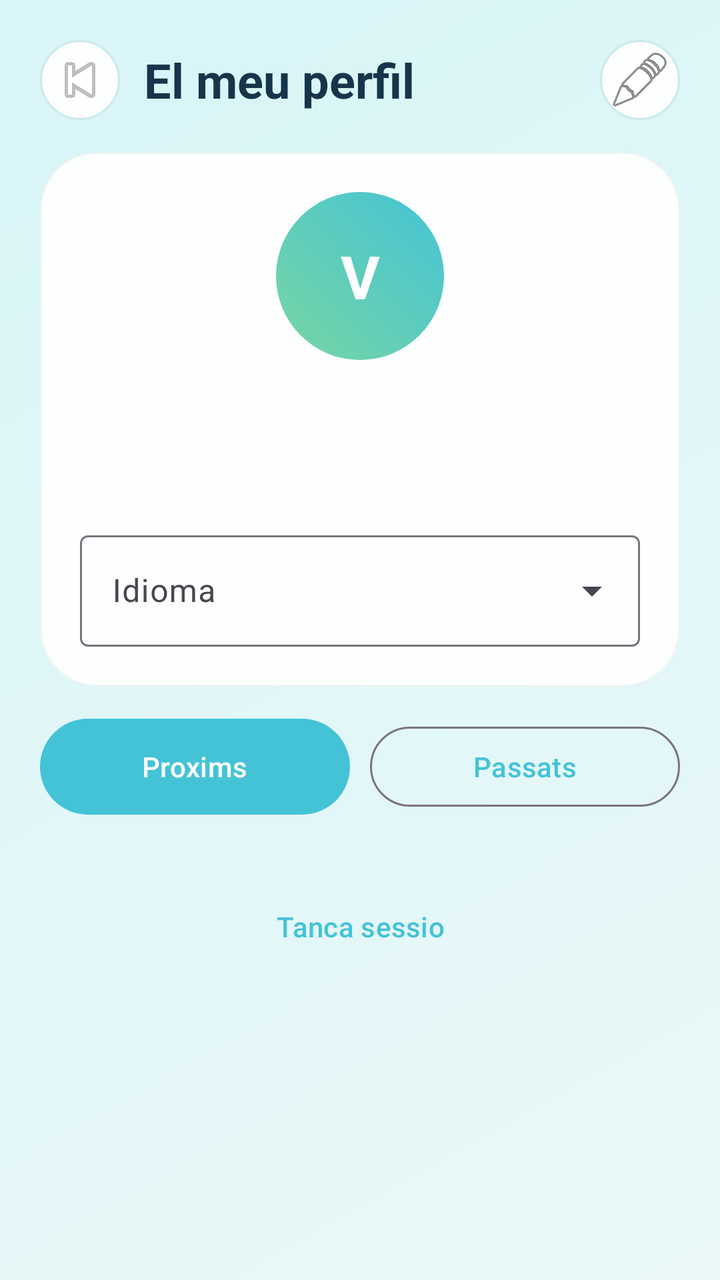
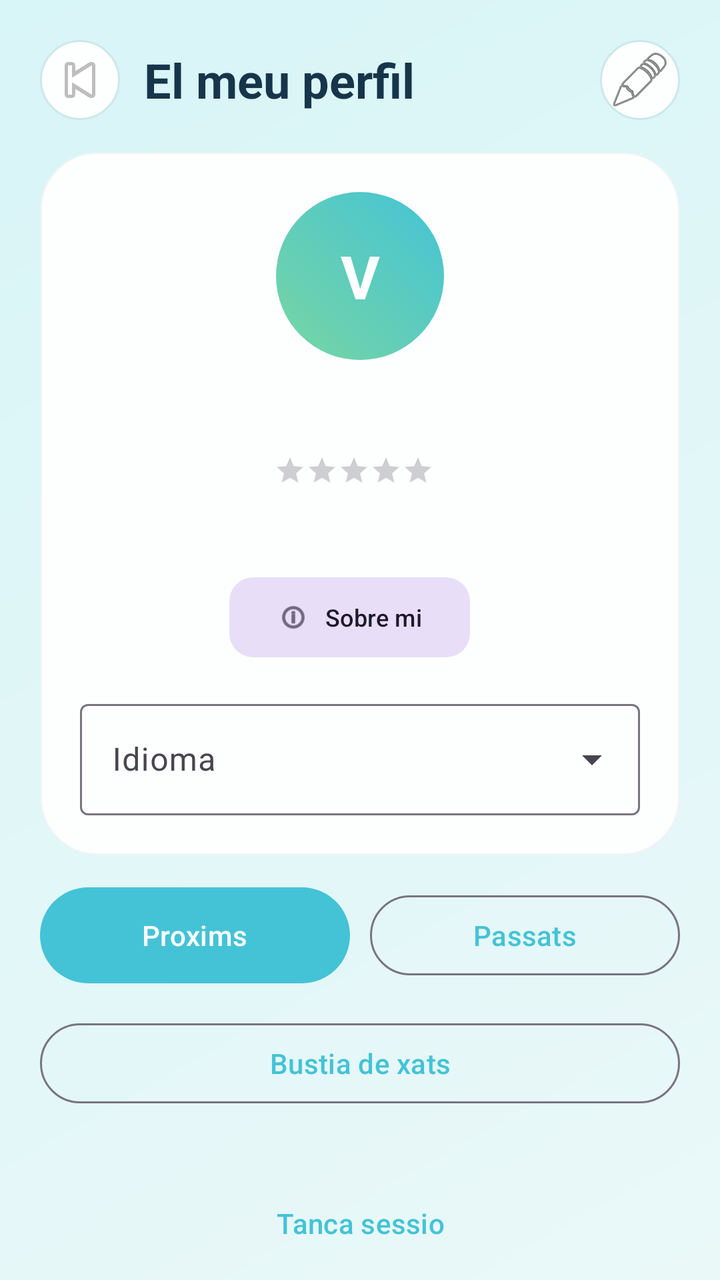

Two renders of the same Android screen: before a commit and after it. Below are the layout's source before the change and the commit's diff.
<!-- AndroidManifest.xml: application theme Theme.ViBaCar -->
<!-- res/layout/activity_perfil.xml -->
<?xml version="1.0" encoding="utf-8"?>
<androidx.core.widget.NestedScrollView xmlns:android="http://schemas.android.com/apk/res/android"
    xmlns:app="http://schemas.android.com/apk/res-auto"
    android:layout_width="match_parent"
    android:layout_height="match_parent"
    android:background="@drawable/fons_pantalla"
    android:fillViewport="true">

    <LinearLayout
        android:layout_width="match_parent"
        android:layout_height="wrap_content"
        android:orientation="vertical"
        android:padding="20dp">

        <LinearLayout
            android:layout_width="match_parent"
            android:layout_height="wrap_content"
            android:gravity="center_vertical"
            android:orientation="horizontal">

            <ImageButton
                android:id="@+id/botoEnrere"
                android:layout_width="40dp"
                android:layout_height="40dp"
                android:background="@drawable/fons_capsula"
                android:contentDescription="@string/boto_enrere"
                android:padding="10dp"
                android:src="@android:drawable/ic_media_previous" />

            <TextView
                android:layout_width="0dp"
                android:layout_height="wrap_content"
                android:layout_marginStart="12dp"
                android:layout_weight="1"
                android:text="@string/perfil_titol"
                android:textColor="@color/color_text_principal"
                android:textSize="24sp"
                android:textStyle="bold" />

            <ImageButton
                android:id="@+id/botoEditarPerfil"
                android:layout_width="40dp"
                android:layout_height="40dp"
                android:background="@drawable/fons_capsula"
                android:contentDescription="@string/boto_editar_perfil"
                android:padding="10dp"
                android:src="@android:drawable/ic_menu_edit" />
        </LinearLayout>

        <LinearLayout
            android:layout_width="match_parent"
            android:layout_height="wrap_content"
            android:layout_marginTop="16dp"
            android:background="@drawable/fons_targeta"
            android:elevation="8dp"
            android:orientation="vertical"
            android:padding="20dp">

            <FrameLayout
                android:layout_width="84dp"
                android:layout_height="84dp"
                android:layout_gravity="center_horizontal">

                <com.google.android.material.imageview.ShapeableImageView
                    android:id="@+id/imatgePerfil"
                    android:layout_width="match_parent"
                    android:layout_height="match_parent"
                    android:scaleType="centerCrop"
                    android:visibility="gone"
                    app:shapeAppearanceOverlay="@style/FormaAvatarCercle" />

                <TextView
                    android:id="@+id/txtInicialAvatar"
                    android:layout_width="match_parent"
                    android:layout_height="match_parent"
                    android:background="@drawable/fons_avatar"
                    android:gravity="center"
                    android:text="V"
                    android:textColor="@color/color_text_clar"
                    android:textSize="30sp"
                    android:textStyle="bold" />
            </FrameLayout>

            <TextView
                android:id="@+id/txtNom"
                android:layout_width="match_parent"
                android:layout_height="wrap_content"
                android:layout_marginTop="12dp"
                android:gravity="center"
                android:textColor="@color/color_text_principal"
                android:textSize="22sp"
                android:textStyle="bold" />

            <TextView
                android:id="@+id/txtDades"
                android:layout_width="match_parent"
                android:layout_height="wrap_content"
                android:layout_marginTop="8dp"
                android:gravity="center"
                android:textColor="@color/color_text_secundari" />

            <com.google.android.material.textfield.TextInputLayout
                style="@style/Widget.Material3.TextInputLayout.OutlinedBox.ExposedDropdownMenu"
                android:layout_width="match_parent"
                android:layout_height="wrap_content"
                android:layout_marginTop="14dp"
                android:hint="@string/selecciona_idioma">

                <com.google.android.material.textfield.MaterialAutoCompleteTextView
                    android:id="@+id/campIdioma"
                    android:layout_width="match_parent"
                    android:layout_height="wrap_content"
                    android:inputType="none" />
            </com.google.android.material.textfield.TextInputLayout>
        </LinearLayout>

        <LinearLayout
            android:layout_width="match_parent"
            android:layout_height="wrap_content"
            android:layout_marginTop="16dp"
            android:gravity="center"
            android:orientation="horizontal">

            <com.google.android.material.button.MaterialButton
                android:id="@+id/botoProxims"
                android:layout_width="0dp"
                android:layout_height="wrap_content"
                android:layout_weight="1"
                android:background="@drawable/fons_boto_principal"
                android:text="@string/perfil_proxims"
                android:textColor="@color/color_text_clar" />

            <Space
                android:layout_width="10dp"
                android:layout_height="1dp" />

            <com.google.android.material.button.MaterialButton
                android:id="@+id/botoPassats"
                style="@style/Widget.Material3.Button.OutlinedButton"
                android:layout_width="0dp"
                android:layout_height="wrap_content"
                android:layout_weight="1"
                android:text="@string/perfil_passats" />
        </LinearLayout>

        <androidx.recyclerview.widget.RecyclerView
            android:id="@+id/llistaReserves"
            android:layout_width="match_parent"
            android:layout_height="wrap_content"
            android:layout_marginTop="16dp"
            android:nestedScrollingEnabled="false" />

        <TextView
            android:id="@+id/txtBuit"
            android:layout_width="match_parent"
            android:layout_height="wrap_content"
            android:gravity="center"
            android:text="@string/perfil_cap_element"
            android:textColor="@color/color_text_secundari"
            android:visibility="gone" />

        <com.google.android.material.button.MaterialButton
            android:id="@+id/botoTancarSessio"
            style="@style/Widget.Material3.Button.TextButton"
            android:layout_width="wrap_content"
            android:layout_height="wrap_content"
            android:layout_gravity="center_horizontal"
            android:layout_marginTop="16dp"
            android:text="@string/boto_tancar_sessio" />
    </LinearLayout>
</androidx.core.widget.NestedScrollView>
<!-- resources referenced by this layout -->
<resources>
  <color name="color_text_clar">#FFFFFF</color>
  <color name="color_text_principal">#17354A</color>
  <color name="color_text_secundari">#547283</color>
  <!-- drawable fons_avatar (drawable) -->
  <?xml version="1.0" encoding="utf-8"?>
  <shape xmlns:android="http://schemas.android.com/apk/res/android" android:shape="oval">
      <gradient
          android:angle="45"
          android:endColor="@color/color_principal"
          android:startColor="@color/color_secundari" />
  </shape>
  <!-- drawable fons_boto_principal (drawable) -->
  <?xml version="1.0" encoding="utf-8"?>
  <shape xmlns:android="http://schemas.android.com/apk/res/android">
      <gradient
          android:angle="0"
          android:endColor="@color/color_principal_fosc"
          android:startColor="@color/color_principal" />
      <corners android:radius="30dp" />
  </shape>
  <!-- drawable fons_capsula (drawable) -->
  <?xml version="1.0" encoding="utf-8"?>
  <shape xmlns:android="http://schemas.android.com/apk/res/android">
      <solid android:color="@color/color_targeta" />
      <corners android:radius="20dp" />
      <stroke
          android:width="1dp"
          android:color="@color/color_linia" />
  </shape>
  <!-- drawable fons_pantalla (drawable) -->
  <?xml version="1.0" encoding="utf-8"?>
  <shape xmlns:android="http://schemas.android.com/apk/res/android">
      <gradient
          android:angle="315"
          android:endColor="@color/color_fons"
          android:startColor="#D8F5F7" />
  </shape>
  <!-- drawable fons_targeta (drawable) -->
  <?xml version="1.0" encoding="utf-8"?>
  <shape xmlns:android="http://schemas.android.com/apk/res/android">
      <solid android:color="@color/color_targeta" />
      <corners android:radius="28dp" />
      <stroke
          android:width="1dp"
          android:color="#AAEDF4F4" />
  </shape>
  <string name="boto_editar_perfil">Editar perfil</string>
  <string name="boto_enrere">Torna enrere</string>
  <string name="boto_tancar_sessio">Tanca sessio</string>
  <string name="perfil_cap_element">No hi ha cap element per mostrar.</string>
  <string name="perfil_passats">Passats</string>
  <string name="perfil_proxims">Proxims</string>
  <string name="perfil_titol">El meu perfil</string>
  <string name="selecciona_idioma">Idioma</string>
  <style name="FormaAvatarCercle" parent="">
          <item name="cornerFamily">rounded</item>
          <item name="cornerSize">50%</item>
      </style>
  <style name="Theme.ViBaCar" parent="Base.Theme.ViBaCar" />
  <color name="color_principal">#44C3D6</color>
  <color name="color_secundari">#78D6A2</color>
  <color name="color_principal_fosc">#2DA5BB</color>
  <color name="color_targeta">#FDFEFE</color>
  <color name="color_linia">#CDE8EA</color>
  <color name="color_fons">#EAF8F8</color>
  <style name="Base.Theme.ViBaCar" parent="Theme.Material3.Light.NoActionBar">
          <item name="colorPrimary">@color/color_principal</item>
          <item name="colorOnPrimary">@color/color_text_clar</item>
          <item name="colorSecondary">@color/color_secundari</item>
          <item name="android:statusBarColor">@android:color/transparent</item>
          <item name="android:navigationBarColor">@color/color_fons</item>
          <item name="android:windowLightStatusBar">true</item>
          <item name="android:windowBackground">@color/color_fons</item>
      </style>
</resources>

<!-- the commit's change to res/layout/activity_perfil.xml (unified diff, before → after) -->
@@ -91,6 +91,33 @@
                 android:textSize="22sp"
                 android:textStyle="bold" />
 
+            <LinearLayout
+                android:layout_width="wrap_content"
+                android:layout_height="wrap_content"
+                android:layout_gravity="center_horizontal"
+                android:layout_marginTop="6dp"
+                android:gravity="center_vertical"
+                android:orientation="horizontal">
+
+                <RatingBar
+                    android:id="@+id/barraReputacio"
+                    style="?android:attr/ratingBarStyleSmall"
+                    android:layout_width="wrap_content"
+                    android:layout_height="wrap_content"
+                    android:isIndicator="true"
+                    android:numStars="5"
+                    android:progressTint="#FFD700"
+                    android:stepSize="0.1" />
+
+                <TextView
+                    android:id="@+id/txtTotalValoracions"
+                    android:layout_width="wrap_content"
+                    android:layout_height="wrap_content"
+                    android:layout_marginStart="6dp"
+                    android:textColor="@color/color_text_secundari"
+                    android:textSize="12sp" />
+            </LinearLayout>
+
             <TextView
                 android:id="@+id/txtDades"
                 android:layout_width="match_parent"
@@ -98,6 +125,44 @@
                 android:layout_marginTop="8dp"
                 android:gravity="center"
                 android:textColor="@color/color_text_secundari" />
+
+            <LinearLayout
+                android:layout_width="wrap_content"
+                android:layout_height="wrap_content"
+                android:layout_gravity="center_horizontal"
+                android:layout_marginTop="14dp"
+                android:gravity="center"
+                android:orientation="horizontal">
+
+                <com.google.android.material.button.MaterialButton
+                    android:id="@+id/botoVeureInfo"
+                    style="@style/Widget.Material3.Button.TonalButton"
+                    android:layout_width="wrap_content"
+                    android:layout_height="wrap_content"
+                    android:text="@string/perfil_sobre_mi"
+                    android:textAllCaps="false"
+                    android:textSize="12sp"
+                    app:cornerRadius="12dp"
+                    app:icon="@android:drawable/ic_menu_info_details"
+                    app:iconSize="16dp" />
+
+                <Space
+                    android:layout_width="10dp"
+                    android:layout_height="1dp" />
+
+                <com.google.android.material.button.MaterialButton
+                    android:id="@+id/botoVeureCotxe"
+                    style="@style/Widget.Material3.Button.TonalButton"
+                    android:layout_width="wrap_content"
+                    android:layout_height="wrap_content"
+                    android:text="@string/perfil_vehicle"
+                    android:textAllCaps="false"
+                    android:textSize="12sp"
+                    android:visibility="gone"
+                    app:cornerRadius="12dp"
+                    app:icon="@android:drawable/ic_menu_directions"
+                    app:iconSize="16dp" />
+            </LinearLayout>
 
             <com.google.android.material.textfield.TextInputLayout
                 style="@style/Widget.Material3.TextInputLayout.OutlinedBox.ExposedDropdownMenu"
@@ -143,6 +208,14 @@
                 android:text="@string/perfil_passats" />
         </LinearLayout>
 
+        <com.google.android.material.button.MaterialButton
+            android:id="@+id/botoBustiaXats"
+            style="@style/Widget.Material3.Button.OutlinedButton"
+            android:layout_width="match_parent"
+            android:layout_height="wrap_content"
+            android:layout_marginTop="16dp"
+            android:text="@string/boto_bustia_xats" />
+
         <androidx.recyclerview.widget.RecyclerView
             android:id="@+id/llistaReserves"
             android:layout_width="match_parent"
<!-- resource entries referenced after the edit -->
@@ -46,13 +46,16 @@
           android:width="1dp"
           android:color="#AAEDF4F4" />
   </shape>
+  <string name="boto_bustia_xats">Bustia de xats</string>
   <string name="boto_editar_perfil">Editar perfil</string>
   <string name="boto_enrere">Torna enrere</string>
   <string name="boto_tancar_sessio">Tanca sessio</string>
   <string name="perfil_cap_element">No hi ha cap element per mostrar.</string>
   <string name="perfil_passats">Passats</string>
   <string name="perfil_proxims">Proxims</string>
+  <string name="perfil_sobre_mi">Sobre mi</string>
   <string name="perfil_titol">El meu perfil</string>
+  <string name="perfil_vehicle">El meu vehicle</string>
   <string name="selecciona_idioma">Idioma</string>
   <style name="FormaAvatarCercle" parent="">
           <item name="cornerFamily">rounded</item>
